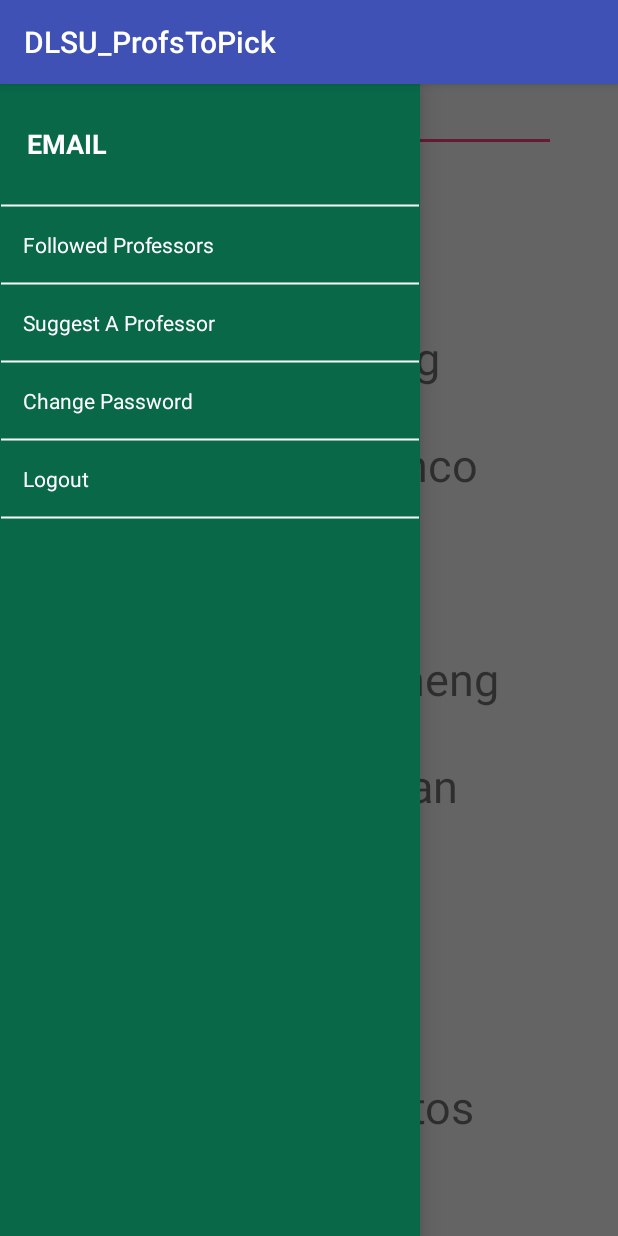
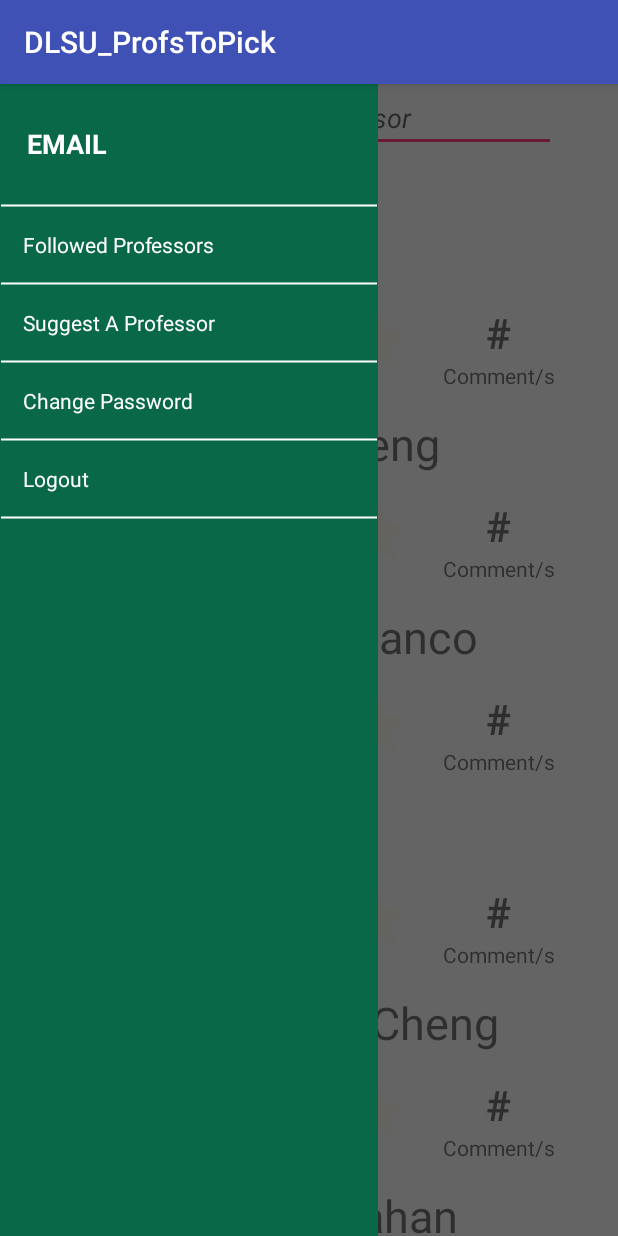
Before and after one commit to harveylallave/MOBAPDE, an Android app: the HomePage screen opened directly, with no data from a screen before it, with the side drawer open, on a phone screen of 412 x 824 dp. Run offline under Robolectric (Android 15) with nearby library versions, the phone set to English and light mode, and no system bars.

Commit message:
Professor page

```diff
--- a/app/src/main/java/valdez/lallave/dagdag/dlsu_profstopick/TeacherAdapter.java
+++ b/app/src/main/java/valdez/lallave/dagdag/dlsu_profstopick/TeacherAdapter.java
@@ -1,15 +1,10 @@
 package valdez.lallave.dagdag.dlsu_profstopick;
 
-import android.graphics.BitmapFactory;
-import android.graphics.Color;
 import android.support.v7.widget.RecyclerView;
 import android.view.LayoutInflater;
 import android.view.View;
 import android.view.ViewGroup;
-import android.widget.AdapterView;
-import android.widget.ImageView;
 import android.widget.TextView;
-import android.widget.Toast;
 
 import java.util.ArrayList;
 
@@ -46,12 +41,6 @@ public class TeacherAdapter
 
         // itemView == inflated whole linear layout (per person)
         holder.itemView.setTag(currentTeacher);
-        holder.itemView.setOnClickListener(new View.OnClickListener() {
-            @Override
-            public void onClick(View view) {
-                onItemClickListener.onItemClick((Teacher)view.getTag());
-            }
-        });
 
         // Different bg color
         String[] colors = {"#F44336", "#E91E63", "#9C27B0", "#673AB7", "#3f51B5"};
--- a/app/src/main/res/layout-xlarge/home_page.xml
+++ /dev/null
@@ -1,76 +0,0 @@
-<android.support.v4.widget.DrawerLayout
-    xmlns:android="http://schemas.android.com/apk/res/android"
-    android:id="@+id/drawerLayout"
-    android:layout_width="match_parent"
-    android:layout_height="match_parent">
-
-    <!-- The main content view -->
-    <RelativeLayout
-        android:id="@+id/mainContent"
-        android:layout_width="wrap_content"
-        android:layout_height="wrap_content" />
-
-    <!-- The navigation drawer -->
-    <RelativeLayout
-        android:layout_width="280dp"
-        android:layout_height="match_parent"
-        android:id="@+id/drawerPane"
-        android:layout_gravity="start">
-
-        <!-- Profile Box -->
-
-        <RelativeLayout
-            android:id="@+id/profileBox"
-            android:layout_width="match_parent"
-            android:layout_height="100dp"
-            android:background="@color/material_blue_grey_800"
-            android:padding="8dp" >
-
-            <ImageView
-                android:id="@+id/avatar"
-                android:layout_width="50dp"
-                android:layout_height="50dp"
-                android:src="@mipmap/ic_launcher"
-                android:layout_marginTop="15dp" />
-
-            <LinearLayout
-                android:layout_width="wrap_content"
-                android:layout_height="42dp"
-                android:layout_centerVertical="true"
-                android:layout_marginLeft="15dp"
-                android:layout_toRightOf="@+id/avatar"
-                android:orientation="vertical" >
-
-                <TextView
-                    android:id="@+id/userName"
-                    android:layout_width="wrap_content"
-                    android:layout_height="wrap_content"
-                    android:text="Rishabh"
-                    android:textColor="#fff"
-                    android:textSize="16sp"
-                    android:textStyle="bold" />
-
-                <TextView
-                    android:id="@+id/desc"
-                    android:layout_width="wrap_content"
-                    android:layout_height="wrap_content"
-                    android:layout_gravity="bottom"
-                    android:layout_marginTop="4dp"
-                    android:text="View Profile"
-                    android:textColor="#fff"
-                    android:textSize="12sp" />
-            </LinearLayout>
-        </RelativeLayout>
-
-        <!-- List of Actions (pages) -->
-        <ListView
-            android:id="@+id/navList"
-            android:layout_width="280dp"
-            android:layout_height="match_parent"
-            android:layout_below="@+id/profileBox"
-            android:choiceMode="singleChoice"
-            android:background="#ffffffff" />
-
-    </RelativeLayout>
-
-</android.support.v4.widget.DrawerLayout>
--- a/app/src/main/res/layout/home_page.xml
+++ b/app/src/main/res/layout/home_page.xml
@@ -13,96 +13,9 @@
         android:id="@+id/drawerLayout"
         xmlns:android="http://schemas.android.com/apk/res/android"
         >
-         <!--The navigation drawer-->
-        <LinearLayout
-            android:layout_width="280dp"
-            android:layout_height="match_parent"
-            android:id="@+id/drawerPane"
-            android:layout_gravity="start"
-            android:orientation="vertical"
-            android:background="#086848">
 
-            <!-- Profile Box -->
-            <LinearLayout
-                android:id="@+id/profileBox"
-                android:layout_width="match_parent"
-                android:layout_height="80dp"
-                android:padding="8dp" >
+        <include layout="@layout/menu_pane"/>
 
-                <TextView
-                    android:id="@+id/userName"
-                    android:layout_width="wrap_content"
-                    android:layout_height="wrap_content"
-                    android:text="EMAIL"
-                    android:textColor="#fff"
-                    android:textSize="18sp"
-                    android:textStyle="bold"
-                    android:layout_marginLeft="10dp"
-                    android:layout_gravity="center"/>
-
-            </LinearLayout>
-
-
-
-            <ImageView
-                android:layout_width="match_parent"
-                android:layout_height="2dp"
-                android:src="@drawable/outline"/>
-
-            <TextView
-                android:layout_width="match_parent"
-                android:layout_height="wrap_content"
-                android:padding="15dp"
-                android:textColor="@android:color/white"
-                android:text="Followed Professors"
-                android:id="@+id/followedProfMenuItem"
-                />
-
-            <ImageView
-                android:layout_width="match_parent"
-                android:layout_height="2dp"
-                android:src="@drawable/outline"/>
-            <TextView
-                android:layout_width="match_parent"
-                android:layout_height="wrap_content"
-                android:padding="15dp"
-                android:textColor="@android:color/white"
-                android:text="Suggest A Professor"
-                android:id="@+id/suggestProfMenuItem"
-
-                />
-
-            <ImageView
-                android:layout_width="match_parent"
-                android:layout_height="2dp"
-                android:src="@drawable/outline"/>
-            <TextView
-                android:layout_width="match_parent"
-                android:layout_height="wrap_content"
-                android:padding="15dp"
-                android:text="Change Password"
-                android:textColor="@android:color/white"
-                android:id="@+id/changePassMenuItem"
-                />
-
-            <ImageView
-                android:layout_width="match_parent"
-                android:layout_height="2dp"
-                android:src="@drawable/outline"/>
-            <TextView
-                android:layout_width="match_parent"
-                android:layout_height="wrap_content"
-                android:padding="15dp"
-                android:textColor="@android:color/white"
-                android:text="Logout"
-                android:id="@+id/logoutMenuItem"
-                />
-
-            <ImageView
-                android:layout_width="match_parent"
-                android:layout_height="2dp"
-                android:src="@drawable/outline"/>
-        </LinearLayout>
 
         <LinearLayout
             android:layout_width="match_parent"
--- /dev/null
+++ b/app/src/main/res/layout/menu_pane.xml
@@ -0,0 +1,97 @@
+<?xml version="1.0" encoding="utf-8"?>
+<LinearLayout xmlns:android="http://schemas.android.com/apk/res/android"
+    android:orientation="horizontal" android:layout_width="match_parent"
+    android:layout_height="match_parent"
+    android:layout_gravity="start"
+    android:weightSum="1">
+
+    <!--The navigation drawer-->
+    <LinearLayout
+        android:layout_width="0dp"
+        android:layout_height="match_parent"
+        android:layout_weight=".725"
+        android:orientation="vertical"
+        android:background="#086848">
+
+        <!-- Profile Box -->
+        <LinearLayout
+            android:id="@+id/profileBox"
+            android:layout_width="match_parent"
+            android:layout_height="80dp"
+            android:padding="8dp" >
+
+            <TextView
+                android:id="@+id/userName"
+                android:layout_width="wrap_content"
+                android:layout_height="wrap_content"
+                android:text="EMAIL"
+                android:textColor="#fff"
+                android:textSize="18sp"
+                android:textStyle="bold"
+                android:layout_marginLeft="10dp"
+                android:layout_gravity="center"/>
+
+        </LinearLayout>
+
+
+
+        <ImageView
+            android:layout_width="match_parent"
+            android:layout_height="2dp"
+            android:src="@drawable/outline"/>
+
+        <TextView
+            android:layout_width="match_parent"
+            android:layout_height="wrap_content"
+            android:padding="15dp"
+            android:textColor="@android:color/white"
+            android:text="Followed Professors"
+            android:id="@+id/followedProfMenuItem"
+            />
+
+        <ImageView
+            android:layout_width="match_parent"
+            android:layout_height="2dp"
+            android:src="@drawable/outline"/>
+        <TextView
+            android:layout_width="match_parent"
+            android:layout_height="wrap_content"
+            android:padding="15dp"
+            android:textColor="@android:color/white"
+            android:text="Suggest A Professor"
+            android:id="@+id/suggestProfMenuItem"
+
+            />
+
+        <ImageView
+            android:layout_width="match_parent"
+            android:layout_height="2dp"
+            android:src="@drawable/outline"/>
+        <TextView
+            android:layout_width="match_parent"
+            android:layout_height="wrap_content"
+            android:padding="15dp"
+            android:text="Change Password"
+            android:textColor="@android:color/white"
+            android:id="@+id/changePassMenuItem"
+            />
+
+        <ImageView
+            android:layout_width="match_parent"
+            android:layout_height="2dp"
+            android:src="@drawable/outline"/>
+        <TextView
+            android:layout_width="match_parent"
+            android:layout_height="wrap_content"
+            android:padding="15dp"
+            android:textColor="@android:color/white"
+            android:text="Logout"
+            android:id="@+id/logoutMenuItem"
+            />
+
+        <ImageView
+            android:layout_width="match_parent"
+            android:layout_height="2dp"
+            android:src="@drawable/outline"/>
+    </LinearLayout>
+</LinearLayout>
--- a/app/src/main/res/values/styles.xml
+++ b/app/src/main/res/values/styles.xml
@@ -8,4 +8,8 @@
         <item name="colorAccent">@color/colorAccent</item>
     </style>
 
+    <style name="RatingBar" parent="Theme.AppCompat">
+        <item name="colorControlNormal">#fcf3d1</item>
+        <item name="colorControlActivated">#ffd271</item>
+    </style>
 </resources>
```
Also changed, not shown: app/src/main/AndroidManifest.xml (+4 -4 lines), app/src/main/java/valdez/lallave/dagdag/dlsu_profstopick/Comment.java (added, +47 -0 lines), app/src/main/java/valdez/lallave/dagdag/dlsu_profstopick/CommentAdapter.java (added, +72 -0 lines), app/src/main/java/valdez/lallave/dagdag/dlsu_profstopick/HomePage.java (+7 -5 lines), app/src/main/java/valdez/lallave/dagdag/dlsu_profstopick/ProfPage.java (added, +93 -0 lines), app/src/main/res/layout/add_review_dialog.xml (added, +20 -0 lines), app/src/main/res/layout/item_comment.xml (added, +48 -0 lines), app/src/main/res/layout/item_teacher.xml (+34 -7 lines), app/src/main/res/layout/prof_page.xml (added, +123 -0 lines).
